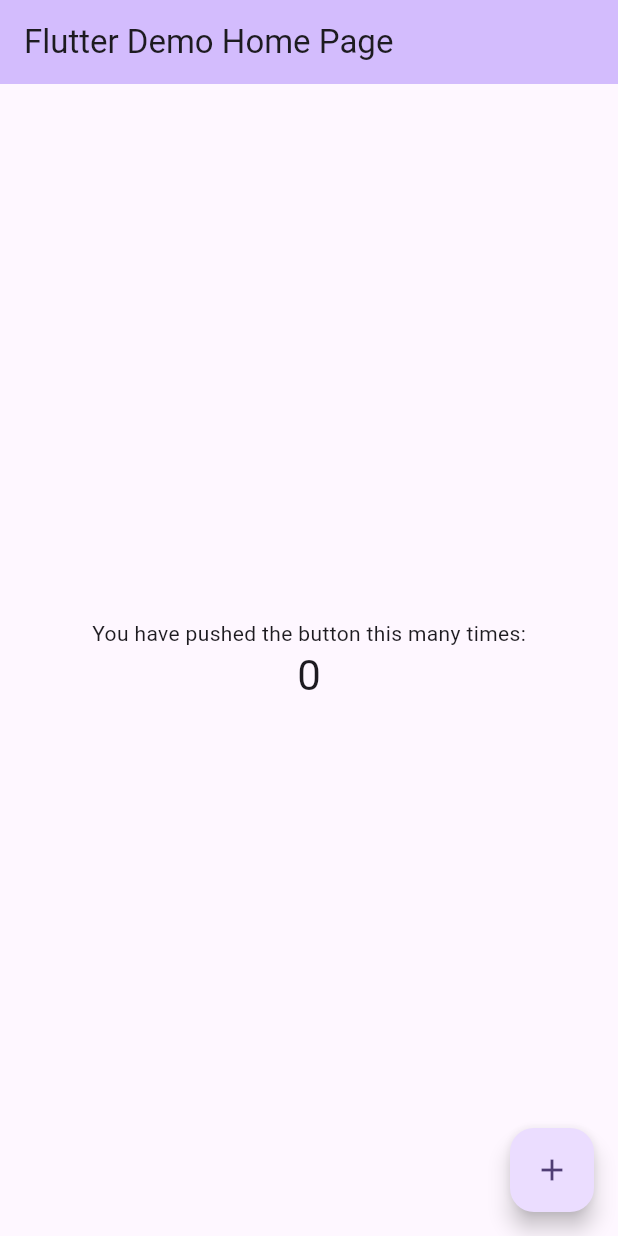
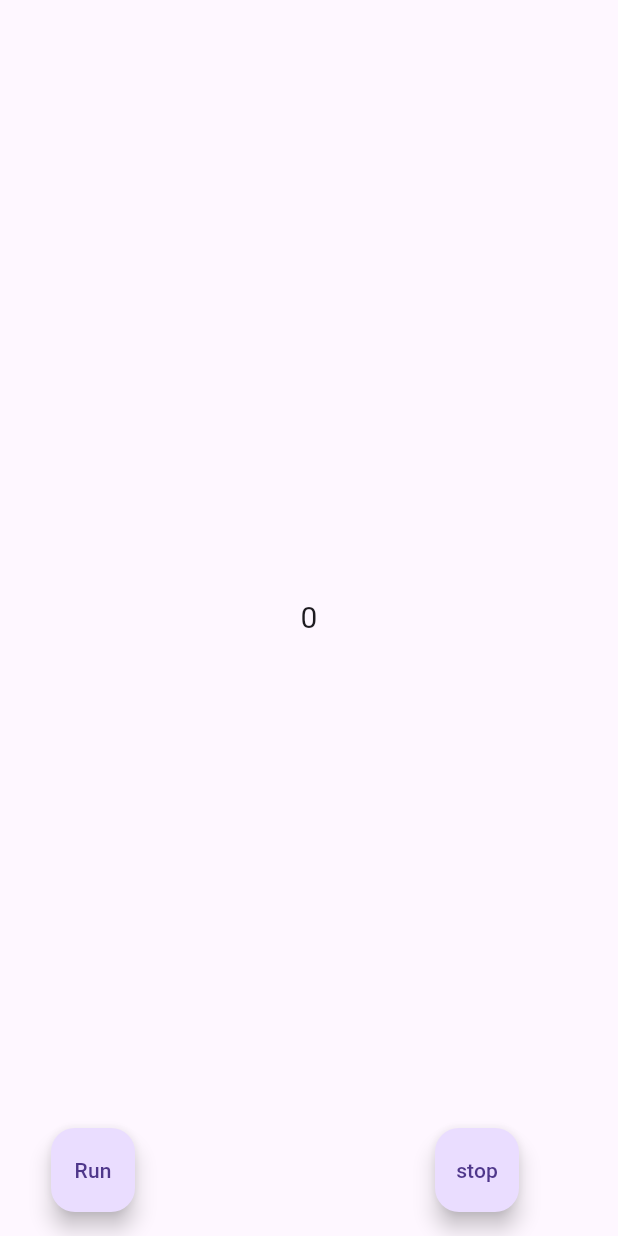
Before and after one commit to nosoul12/Learning-BLoC-, a Flutter app: the screen it shows after launch, on a phone screen of 412 x 824 dp. Run offline on Flutter 3.47's test engine with Material 3 defaults, Android fonts, the phone set to English and light mode, and no system bars; our stand-ins replace flutter_bloc; generated files the repository leaves out were written again.

Commit message:
Added new features to counter game and created new files

```diff
--- /dev/null
+++ b/counter_BLoC/counter_game/lib/Play_screen.dart
@@ -0,0 +1,55 @@
+import 'package:counter_game/counter_Cubit.dart';
+import 'package:flutter/material.dart';
+import 'package:flutter_bloc/flutter_bloc.dart';
+
+class PlayScreen extends StatefulWidget {
+  PlayScreen({super.key});
+
+  @override
+  State<PlayScreen> createState() => _PlayScreenState();
+}
+
+class _PlayScreenState extends State<PlayScreen> {
+  @override
+  Widget build(BuildContext context) {
+    return Scaffold(
+      body: BlocBuilder<CounterCubit, int>(
+        builder: (context, state) {
+          return Center(
+            child: Text(
+              state.toString(),
+              style: TextStyle(fontSize: 20),
+            ),
+          );
+        },
+      ),
+      floatingActionButton: Row(
+        mainAxisAlignment: MainAxisAlignment.spaceBetween,
+        children: [
+          Padding(
+            padding: const EdgeInsets.only(left: 50),
+            child: FloatingActionButton(
+              onPressed: () => context
+                  .read<CounterCubit>()
+                  .increment(), // Fix the method name
+              child: Text('Run'),
+            ),
+          ),
+          SizedBox(
+            height: 40,
+          ),
+          Padding(
+            padding: const EdgeInsets.only(right: 50),
+            child: FloatingActionButton(
+              onPressed: () => context
+                  .read<CounterCubit>()
+                  .decrement(), // Fix the method name
+
+              child: Text('stop'),
+            ),
+          ),
+        ],
+      ),
+    );
+  }
+}
--- /dev/null
+++ b/counter_BLoC/counter_game/lib/counterPage.dart
@@ -0,0 +1,16 @@
+import 'package:counter_game/Play_screen.dart';
+import 'package:counter_game/counter_Cubit.dart';
+import 'package:flutter/material.dart';
+import 'package:flutter_bloc/flutter_bloc.dart';
+
+class Counterpage extends StatelessWidget {
+  const Counterpage({super.key});
+
+  @override
+  Widget build(BuildContext context) {
+    return BlocProvider(
+      create: (context) => CounterCubit(0),
+      child: PlayScreen(),
+    );
+  }
+}
--- /dev/null
+++ b/counter_BLoC/counter_game/lib/counter_Cubit.dart
@@ -0,0 +1,7 @@
+import 'package:flutter_bloc/flutter_bloc.dart';
+
+class CounterCubit extends Cubit<int> {
+  CounterCubit(int initialState) : super(initialState); // Fix the typo here
+  void increment() => emit(state + 1); // Fix the method name
+  void decrement() => emit(state - 1); // Fix the method name
+}
--- a/counter_BLoC/counter_game/lib/main.dart
+++ b/counter_BLoC/counter_game/lib/main.dart
@@ -1,125 +1,18 @@
+import 'package:counter_game/counterPage.dart';
 import 'package:flutter/material.dart';
 
 void main() {
-  runApp(const MyApp());
+  runApp(const CounterGame());
 }
 
-class MyApp extends StatelessWidget {
-  const MyApp({super.key});
+class CounterGame extends StatelessWidget {
+  const CounterGame({super.key});
 
-  // This widget is the root of your application.
   @override
   Widget build(BuildContext context) {
     return MaterialApp(
-      title: 'Flutter Demo',
-      theme: ThemeData(
-        // This is the theme of your application.
-        //
-        // TRY THIS: Try running your application with "flutter run". You'll see
-        // the application has a purple toolbar. Then, without quitting the app,
-        // try changing the seedColor in the colorScheme below to Colors.green
-        // and then invoke "hot reload" (save your changes or press the "hot
-        // reload" button in a Flutter-supported IDE, or press "r" if you used
-        // the command line to start the app).
-        //
-        // Notice that the counter didn't reset back to zero; the application
-        // state is not lost during the reload. To reset the state, use hot
-        // restart instead.
-        //
-        // This works for code too, not just values: Most code changes can be
-        // tested with just a hot reload.
-        colorScheme: ColorScheme.fromSeed(seedColor: Colors.deepPurple),
-        useMaterial3: true,
-      ),
-      home: const MyHomePage(title: 'Flutter Demo Home Page'),
+      debugShowCheckedModeBanner: false,
+      home: Counterpage(),
     );
   }
 }
-
-class MyHomePage extends StatefulWidget {
-  const MyHomePage({super.key, required this.title});
-
-  // This widget is the home page of your application. It is stateful, meaning
-  // that it has a State object (defined below) that contains fields that affect
-  // how it looks.
-
-  // This class is the configuration for the state. It holds the values (in this
-  // case the title) provided by the parent (in this case the App widget) and
-  // used by the build method of the State. Fields in a Widget subclass are
-  // always marked "final".
-
-  final String title;
-
-  @override
-  State<MyHomePage> createState() => _MyHomePageState();
-}
-
-class _MyHomePageState extends State<MyHomePage> {
-  int _counter = 0;
-
-  void _incrementCounter() {
-    setState(() {
-      // This call to setState tells the Flutter framework that something has
-      // changed in this State, which causes it to rerun the build method below
-      // so that the display can reflect the updated values. If we changed
-      // _counter without calling setState(), then the build method would not be
-      // called again, and so nothing would appear to happen.
-      _counter++;
-    });
-  }
-
-  @override
-  Widget build(BuildContext context) {
-    // This method is rerun every time setState is called, for instance as done
-    // by the _incrementCounter method above.
-    //
-    // The Flutter framework has been optimized to make rerunning build methods
-    // fast, so that you can just rebuild anything that needs updating rather
-    // than having to individually change instances of widgets.
-    return Scaffold(
-      appBar: AppBar(
-        // TRY THIS: Try changing the color here to a specific color (to
-        // Colors.amber, perhaps?) and trigger a hot reload to see the AppBar
-        // change color while the other colors stay the same.
-        backgroundColor: Theme.of(context).colorScheme.inversePrimary,
-        // Here we take the value from the MyHomePage object that was created by
-        // the App.build method, and use it to set our appbar title.
-        title: Text(widget.title),
-      ),
-      body: Center(
-        // Center is a layout widget. It takes a single child and positions it
-        // in the middle of the parent.
-        child: Column(
-          // Column is also a layout widget. It takes a list of children and
-          // arranges them vertically. By default, it sizes itself to fit its
-          // children horizontally, and tries to be as tall as its parent.
-          //
-          // Column has various properties to control how it sizes itself and
-          // how it positions its children. Here we use mainAxisAlignment to
-          // center the children vertically; the main axis here is the vertical
-          // axis because Columns are vertical (the cross axis would be
-          // horizontal).
-          //
-          // TRY THIS: Invoke "debug painting" (choose the "Toggle Debug Paint"
-          // action in the IDE, or press "p" in the console), to see the
-          // wireframe for each widget.
-          mainAxisAlignment: MainAxisAlignment.center,
-          children: <Widget>[
-            const Text(
-              'You have pushed the button this many times:',
-            ),
-            Text(
-              '$_counter',
-              style: Theme.of(context).textTheme.headlineMedium,
-            ),
-          ],
-        ),
-      ),
-      floatingActionButton: FloatingActionButton(
-        onPressed: _incrementCounter,
-        tooltip: 'Increment',
-        child: const Icon(Icons.add),
-      ), // This trailing comma makes auto-formatting nicer for build methods.
-    );
-  }
-}
--- a/counter_BLoC/counter_game/pubspec.yaml
+++ b/counter_BLoC/counter_game/pubspec.yaml
@@ -35,6 +35,7 @@ dependencies:
   # The following adds the Cupertino Icons font to your application.
   # Use with the CupertinoIcons class for iOS style icons.
   cupertino_icons: ^1.0.6
+  flutter_bloc: ^8.1.6
 
 dev_dependencies:
   flutter_test:
```
Also changed, not shown: counter_BLoC/counter_game/pubspec.lock, 1 other file.
